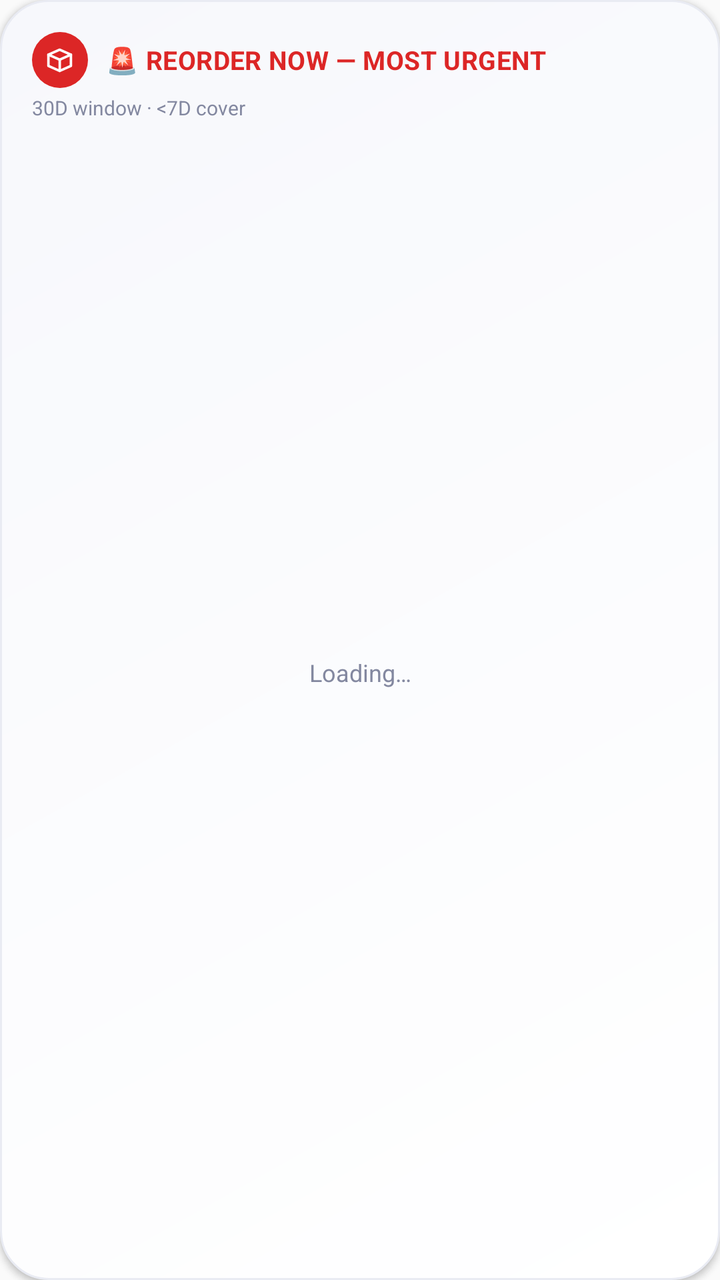
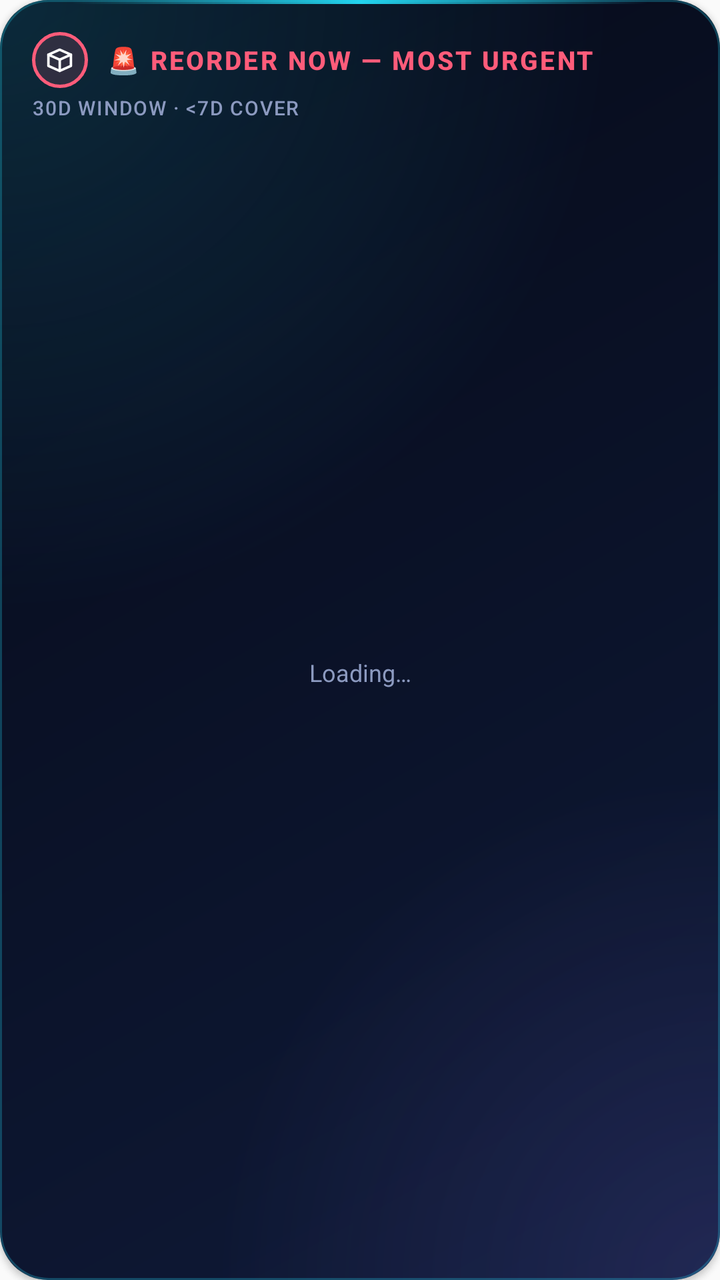

Screens rendered from an Android XML layout before and after an edit, with the pre-edit source and the edit as a unified diff.
<!-- AndroidManifest.xml: application theme Theme.AppCompat.Light.NoActionBar -->
<!-- res/layout/widget_inventory_reorder.xml -->
<?xml version="1.0" encoding="utf-8"?>
<LinearLayout xmlns:android="http://schemas.android.com/apk/res/android"
    android:layout_width="match_parent"
    android:layout_height="match_parent"
    android:orientation="vertical"
    android:background="@drawable/widget_background"
    android:padding="16dp"
    android:elevation="2dp"
    android:id="@+id/inv_reorder_widget_root">

    <LinearLayout
        android:layout_width="match_parent"
        android:layout_height="wrap_content"
        android:orientation="horizontal"
        android:gravity="center_vertical">
        <FrameLayout
            android:layout_width="28dp"
            android:layout_height="28dp"
            android:background="@drawable/badge_circle_negative">
            <ImageView android:layout_width="15dp" android:layout_height="15dp"
                android:layout_gravity="center" android:src="@drawable/ic_box" />
        </FrameLayout>
        <TextView
            android:layout_width="0dp"
            android:layout_height="wrap_content"
            android:layout_weight="1"
            android:layout_marginStart="9dp"
            android:text="@string/inv_reorder_widget_title"
            android:textColor="@color/status_negative"
            android:textStyle="bold"
            android:textSize="13sp"
            android:letterSpacing="0.01" />
    </LinearLayout>

    <TextView
        android:layout_width="match_parent"
        android:layout_height="wrap_content"
        android:layout_marginTop="3dp"
        android:layout_marginBottom="8dp"
        android:text="@string/inv_reorder_widget_subtitle"
        android:textColor="@color/ink_500"
        android:textSize="10sp" />

    <FrameLayout
        android:layout_width="match_parent"
        android:layout_height="0dp"
        android:layout_weight="1">

        <ListView
            android:id="@+id/inv_reorder_listview"
            android:layout_width="match_parent"
            android:layout_height="match_parent"
            android:divider="@color/hairline"
            android:dividerHeight="1px"
            android:scrollbars="none" />

        <TextView
            android:id="@+id/inv_reorder_empty_view"
            android:layout_width="match_parent"
            android:layout_height="match_parent"
            android:gravity="center"
            android:text="Loading…"
            android:textColor="@color/ink_500"
            android:textSize="12sp" />

    </FrameLayout>

    <TextView
        android:id="@+id/inv_reorder_footer"
        android:layout_width="match_parent"
        android:layout_height="wrap_content"
        android:layout_marginTop="8dp"
        android:text=""
        android:textColor="@color/ink_400"
        android:textSize="9sp" />

</LinearLayout>
<!-- resources referenced by this layout -->
<resources>
  <color name="hairline">#EDEFF5</color>
  <color name="ink_400">#A6AABD</color>
  <color name="ink_500">#8388A0</color>
  <color name="status_negative">#DC2626</color>
  <!-- drawable badge_circle_negative (drawable) -->
  <?xml version="1.0" encoding="utf-8"?>
  <shape xmlns:android="http://schemas.android.com/apk/res/android" android:shape="oval">
      <solid android:color="@color/status_negative" />
  </shape>
  <!-- drawable ic_box (drawable) -->
  <vector xmlns:android="http://schemas.android.com/apk/res/android"
      android:width="24dp" android:height="24dp" android:viewportWidth="24" android:viewportHeight="24">
      <path android:fillColor="#00000000" android:strokeColor="#FFFFFF" android:strokeWidth="2"
          android:strokeLineJoin="round" android:strokeLineCap="round"
          android:pathData="M3,8 L12,4 L21,8 L21,17 L12,21 L3,17 Z" />
      <path android:fillColor="#00000000" android:strokeColor="#FFFFFF" android:strokeWidth="2"
          android:strokeLineJoin="round" android:strokeLineCap="round"
          android:pathData="M3,8 L12,12 L21,8" />
      <path android:fillColor="#00000000" android:strokeColor="#FFFFFF" android:strokeWidth="2"
          android:strokeLineCap="round" android:pathData="M12,12 L12,21" />
  </vector>
  <!-- drawable widget_background (drawable) -->
  <?xml version="1.0" encoding="utf-8"?>
  <shape xmlns:android="http://schemas.android.com/apk/res/android"
      android:shape="rectangle">
      <corners android:radius="24dp" />
      <gradient
          android:angle="135"
          android:startColor="@color/surface_card_top"
          android:endColor="@color/surface_card_bottom"
          android:type="linear" />
      <stroke android:width="1dp" android:color="@color/surface_inset_border" />
  </shape>
  <string name="inv_reorder_widget_subtitle">30D window · &lt;7D cover</string>
  <string name="inv_reorder_widget_title">🚨 REORDER NOW — MOST URGENT</string>
  <color name="surface_card_top">#FFFFFF</color>
  <color name="surface_card_bottom">#F7F8FC</color>
  <color name="surface_inset_border">#E9EBF3</color>
</resources>

<!-- the commit's change to res/layout/widget_inventory_reorder.xml (unified diff, before → after) -->
@@ -29,7 +29,7 @@
             android:textColor="@color/status_negative"
             android:textStyle="bold"
             android:textSize="13sp"
-            android:letterSpacing="0.01" />
+            android:textAllCaps="true" android:letterSpacing="0.08" android:fontFamily="sans-serif-medium" />
     </LinearLayout>
 
     <TextView
@@ -39,7 +39,7 @@
         android:layout_marginBottom="8dp"
         android:text="@string/inv_reorder_widget_subtitle"
         android:textColor="@color/ink_500"
-        android:textSize="10sp" />
+        android:textSize="10sp" android:textAllCaps="true" android:letterSpacing="0.06" android:fontFamily="sans-serif-medium" />
 
     <FrameLayout
         android:layout_width="match_parent"
<!-- resource entries referenced after the edit -->
@@ -1,13 +1,14 @@
 <!-- resources referenced by this layout -->
 <resources>
-  <color name="hairline">#EDEFF5</color>
-  <color name="ink_400">#A6AABD</color>
-  <color name="ink_500">#8388A0</color>
-  <color name="status_negative">#DC2626</color>
+  <color name="hairline">#FF1A2850</color>
+  <color name="ink_400">#FF7585AE</color>
+  <color name="ink_500">#FF8C9AC0</color>
+  <color name="status_negative">#FFFF5C7A</color>
   <!-- drawable badge_circle_negative (drawable) -->
   <?xml version="1.0" encoding="utf-8"?>
   <shape xmlns:android="http://schemas.android.com/apk/res/android" android:shape="oval">
-      <solid android:color="@color/status_negative" />
+      <solid android:color="@color/status_negative_soft" />
+      <stroke android:width="1.5dp" android:color="@color/status_negative" />
   </shape>
   <!-- drawable ic_box (drawable) -->
   <vector xmlns:android="http://schemas.android.com/apk/res/android"
@@ -23,20 +24,33 @@
   </vector>
   <!-- drawable widget_background (drawable) -->
   <?xml version="1.0" encoding="utf-8"?>
-  <shape xmlns:android="http://schemas.android.com/apk/res/android"
-      android:shape="rectangle">
-      <corners android:radius="24dp" />
-      <gradient
-          android:angle="135"
-          android:startColor="@color/surface_card_top"
-          android:endColor="@color/surface_card_bottom"
-          android:type="linear" />
-      <stroke android:width="1dp" android:color="@color/surface_inset_border" />
-  </shape>
+  <layer-list xmlns:android="http://schemas.android.com/apk/res/android">
+      <item><shape android:shape="rectangle"><corners android:radius="24dp" />
+          <gradient android:angle="135" android:startColor="@color/surface_card_top" android:endColor="@color/surface_card_bottom" android:type="linear" /></shape></item>
+      <item><shape android:shape="rectangle"><corners android:radius="24dp" />
+          <gradient android:type="radial" android:gradientRadius="85%p" android:centerX="0.0" android:centerY="0.0"
+              android:startColor="@color/glow_cyan_start" android:endColor="@color/glow_cyan_end" /></shape></item>
+      <item><shape android:shape="rectangle"><corners android:radius="24dp" />
+          <gradient android:type="radial" android:gradientRadius="70%p" android:centerX="1.0" android:centerY="1.0"
+              android:startColor="@color/glow_violet_start" android:endColor="@color/glow_violet_end" /></shape></item>
+      <item><shape android:shape="rectangle"><corners android:radius="24dp" />
+          <stroke android:width="1dp" android:color="@color/neon_border" /></shape></item>
+      <item android:gravity="top" android:height="2dp" android:left="36dp" android:right="36dp">
+          <shape android:shape="rectangle"><corners android:radius="1dp" />
+              <gradient android:angle="0" android:startColor="@color/edge_fade_start" android:centerColor="@color/neon_cyan" android:endColor="@color/edge_fade_end" /></shape></item>
+  </layer-list>
   <string name="inv_reorder_widget_subtitle">30D window · &lt;7D cover</string>
   <string name="inv_reorder_widget_title">🚨 REORDER NOW — MOST URGENT</string>
-  <color name="surface_card_top">#FFFFFF</color>
-  <color name="surface_card_bottom">#F7F8FC</color>
-  <color name="surface_inset_border">#E9EBF3</color>
+  <color name="status_negative_soft">#26FF5C7A</color>
+  <color name="surface_card_top">#FF0F1A38</color>
+  <color name="surface_card_bottom">#FF060A18</color>
+  <color name="glow_cyan_start">#2822D3EE</color>
+  <color name="glow_cyan_end">#0022D3EE</color>
+  <color name="glow_violet_start">#248B7CFF</color>
+  <color name="glow_violet_end">#008B7CFF</color>
+  <color name="neon_border">#4422D3EE</color>
+  <color name="edge_fade_start">#0022D3EE</color>
+  <color name="neon_cyan">#FF22D3EE</color>
+  <color name="edge_fade_end">#008B7CFF</color>
 </resources>
 
